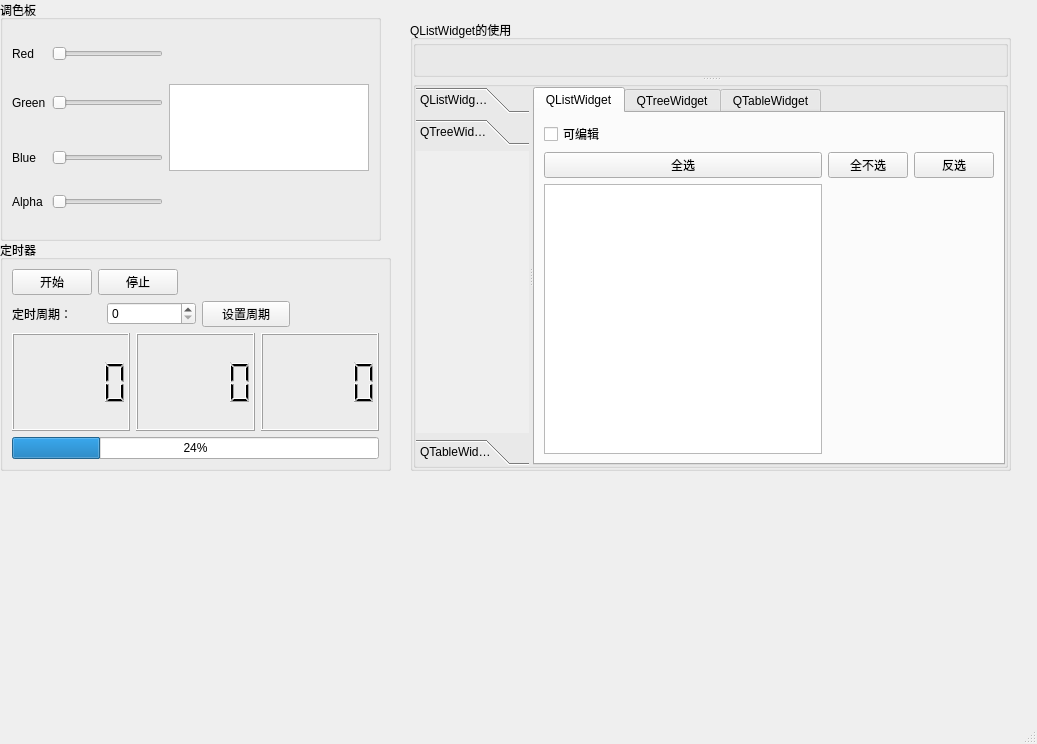
Qt form mainwindow.ui (NFTB/QtStudy) before a commit.
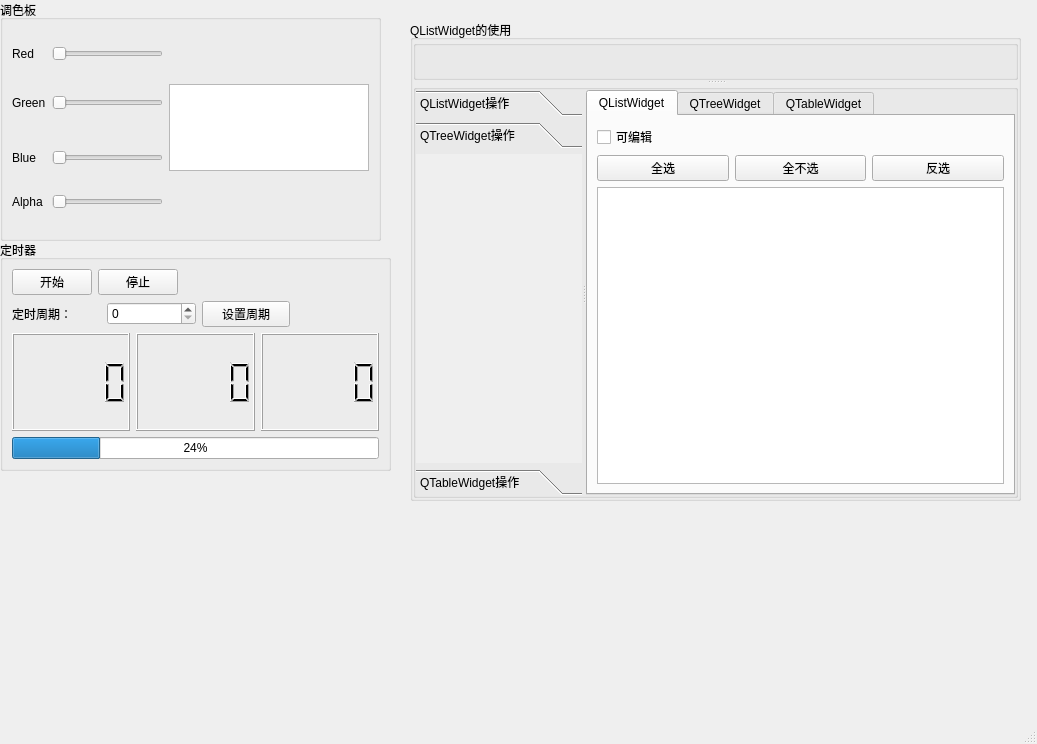
The same form after that commit. The open tabs and pages were chosen to show the change. Icons and pictures are not drawn.

```diff
--- a/mainwindow.ui
+++ b/mainwindow.ui
@@ -239,8 +239,8 @@
          <rect>
           <x>410</x>
           <y>20</y>
-          <width>601</width>
-          <height>451</height>
+          <width>611</width>
+          <height>481</height>
          </rect>
         </property>
         <property name="title">
@@ -346,6 +346,14 @@
                  </layout>
                 </widget>
                 <widget class="QWidget" name="page_5">
+                 <property name="geometry">
+                  <rect>
+                   <x>0</x>
+                   <y>0</y>
+                   <width>184</width>
+                   <height>311</height>
+                  </rect>
+                 </property>
                  <attribute name="label">
                   <string>QTreeWidget操作</string>
                  </attribute>
@@ -376,36 +384,40 @@
                   <string>QListWidget</string>
                  </attribute>
                  <layout class="QGridLayout" name="gridLayout_5">
-                  <item row="2" column="0">
-                   <widget class="QPushButton" name="allSelectButton">
-                    <property name="text">
-                     <string>全选</string>
-                    </property>
-                   </widget>
-                  </item>
-                  <item row="1" column="0">
+                  <item row="0" column="0">
                    <widget class="QCheckBox" name="editCheckBox">
                     <property name="text">
                      <string>可编辑</string>
                     </property>
                    </widget>
                   </item>
-                  <item row="3" column="0">
-                   <widget class="QListWidget" name="listWidget"/>
-                  </item>
-                  <item row="2" column="1">
+                  <item row="1" column="0">
+                   <layout class="QHBoxLayout" name="horizontalLayout_6">
+                    <item>
+                     <widget class="QPushButton" name="allSelectButton">
+                      <property name="text">
+                       <string>全选</string>
+                      </property>
+                     </widget>
+                    </item>
+                    <item>
                    <widget class="QPushButton" name="allNotSelectButton">
                     <property name="text">
                      <string>全不选</string>
                     </property>
                    </widget>
                   </item>
-                  <item row="2" column="2">
+                    <item>
                    <widget class="QPushButton" name="revSelectButton">
                     <property name="text">
                      <string>反选</string>
                     </property>
                    </widget>
+                    </item>
+                   </layout>
+                  </item>
+                  <item row="2" column="0">
+                   <widget class="QListWidget" name="listWidget"/>
                   </item>
                  </layout>
                 </widget>
```
Left out of the diff: 6 changed lines with no effect on the pictures. Lines whose indentation alone changed are shown as unchanged.
